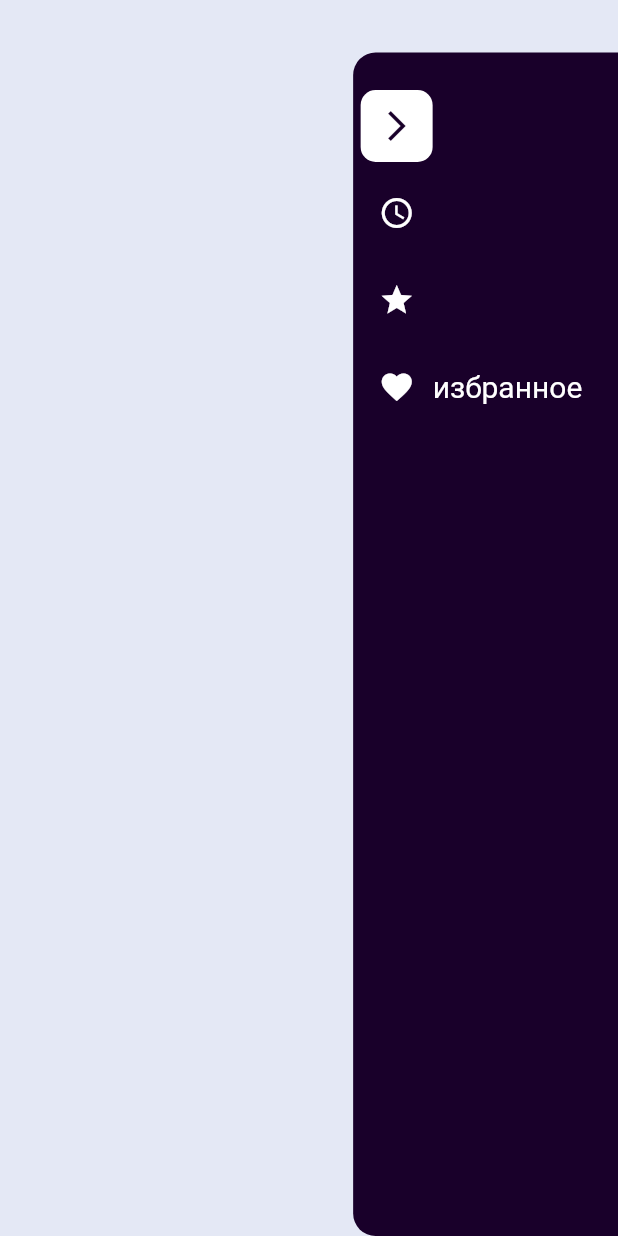
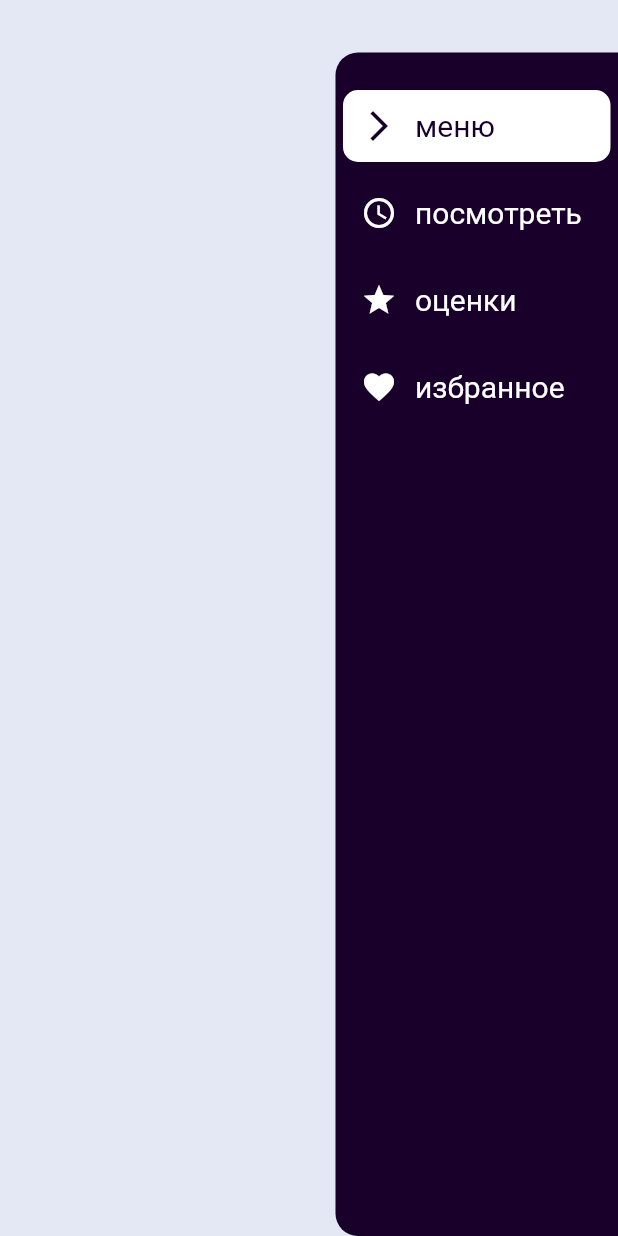
Before and after one commit to Khodosov/Kinishko, a Flutter app: the screen it shows after launch, after a tap on the "menu" icon, on a phone screen of 412 x 824 dp. Run offline on Flutter 3.47's test engine with Material 2 defaults, Android fonts, the phone set to English and light mode, and no system bars; Roboto replaces fonts that are missing (Montserrat).

Commit message:
Added correct text behavior

```diff
--- a/lib/widgets/side_menu.dart
+++ b/lib/widgets/side_menu.dart
@@ -24,7 +24,11 @@ class _SideMenuState extends State<SideMenu> {
   double selectedButtonWidth = 40 * 3;
   double buttonHeight = 40;
 
-  //
+  // Category names
+  String favoriteButtonName = '';
+  String menuButtonName = '';
+  String nextTimeButtonName = '';
+  String scoresButtonName = '';
 
   @override
   Widget build(BuildContext context) {
@@ -37,7 +41,7 @@ class _SideMenuState extends State<SideMenu> {
         borderRadius: BorderRadius.only(
             topLeft: Radius.circular(15), bottomLeft: Radius.circular(15)),
       ),
-      width: !menuPicked ? sideSize : sideSize * 3,
+      width: !menuPicked ? sideSize : sideSize * 3.2,
       height: double.infinity,
       child: Column(
         crossAxisAlignment: CrossAxisAlignment.start,
@@ -62,9 +66,12 @@ class _SideMenuState extends State<SideMenu> {
           color: menuPicked ? Colors.white : Colors.transparent,
           borderRadius: BorderRadius.circular(10),
         ),
-        child: IconButton(
+        child: Row(
+          children: [
+            IconButton(
               onPressed: () {
                 setState(() {
+                  stringUpdater();
                   menuPicked = !menuPicked;
                   scorePicked = false;
                   favoritePicked = false;
@@ -81,6 +88,15 @@ class _SideMenuState extends State<SideMenu> {
                       color: Colors.white,
                     ),
             ),
+            Text(
+              menuButtonName,
+              style: TextStyle(
+                  fontFamily: 'Montserrat',
+                  color: Color.fromRGBO(25, 0, 42, 1),
+                  fontSize: 20),
+            )
+          ],
+        ),
       ),
     );
   }
@@ -95,7 +111,9 @@ class _SideMenuState extends State<SideMenu> {
           color: scorePicked ? Colors.white : Colors.transparent,
           borderRadius: BorderRadius.circular(10),
         ),
-        child: IconButton(
+        child: Row(
+          children: [
+            IconButton(
               onPressed: () {
                 setState(() {
                   scorePicked = !scorePicked;
@@ -107,6 +125,17 @@ class _SideMenuState extends State<SideMenu> {
                 Icons.star,
                 color: !scorePicked ? Colors.white : Color.fromRGBO(25, 0, 42, 1),
               ),
+            ),
+            Text(
+              scoresButtonName,
+              style: TextStyle(
+                  fontFamily: 'Montserrat',
+                  color: !scorePicked
+                      ? Colors.white
+                      : Color.fromRGBO(25, 0, 42, 1),
+                  fontSize: 20),
+            )
+          ],
         ),
       ),
     );
@@ -122,7 +151,9 @@ class _SideMenuState extends State<SideMenu> {
           color: nextTimePicked ? Colors.white : Colors.transparent,
           borderRadius: BorderRadius.circular(10),
         ),
-        child: IconButton(
+        child: Row(
+          children: [
+            IconButton(
               onPressed: () {
                 setState(() {
                   nextTimePicked = !nextTimePicked;
@@ -135,6 +166,17 @@ class _SideMenuState extends State<SideMenu> {
                 color:
                     !nextTimePicked ? Colors.white : Color.fromRGBO(25, 0, 42, 1),
               ),
+            ),
+            Text(
+              nextTimeButtonName,
+              style: TextStyle(
+                  fontFamily: 'Montserrat',
+                  color: !nextTimePicked
+                      ? Colors.white
+                      : Color.fromRGBO(25, 0, 42, 1),
+                  fontSize: 20),
+            )
+          ],
         ),
       ),
     );
@@ -168,17 +210,39 @@ class _SideMenuState extends State<SideMenu> {
               ),
             ),
             Text(
-              'избранное',
+              favoriteButtonName,
               style: TextStyle(
                   fontFamily: 'Montserrat',
                   color: !favoritePicked
                       ? Colors.white
                       : Color.fromRGBO(25, 0, 42, 1),
                   fontSize: 20),
-            ),
+            )
           ],
         ),
       ),
     );
   }
+
+  void stringUpdater(){
+    if (!menuPicked){
+      Future.delayed(panelAnimationDuration, (){
+        setState(() {
+          favoriteButtonName = 'избранное';
+          menuButtonName = 'меню';
+          nextTimeButtonName = 'посмотреть';
+          scoresButtonName = 'оценки';
+        });
+      });
+    } else {
+      setState(() {
+        favoriteButtonName = '';
+        menuButtonName = '';
+        nextTimeButtonName = '';
+        scoresButtonName = '';
+      });
     }
+
+  }
+
+}
```
Lines whose indentation alone changed are shown as unchanged.
